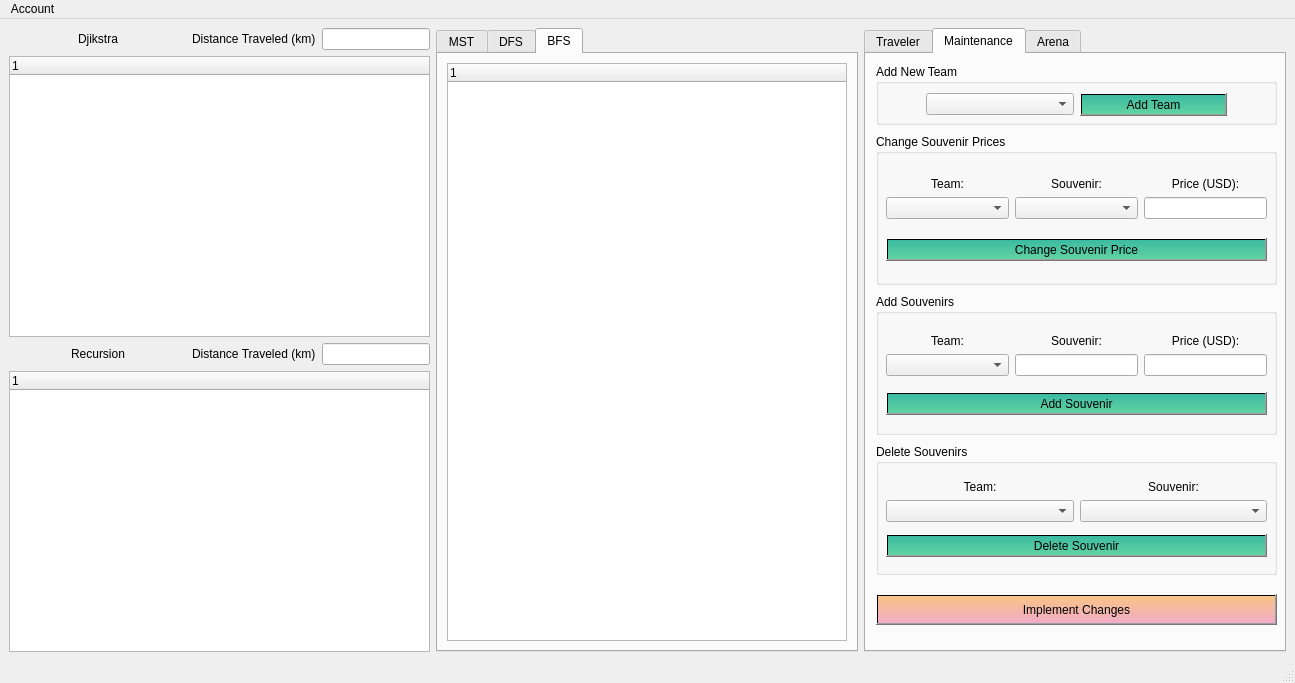
First picture: the form in mainwindow.ui, repository ssethtran/NBA-Basketball, before the edit.
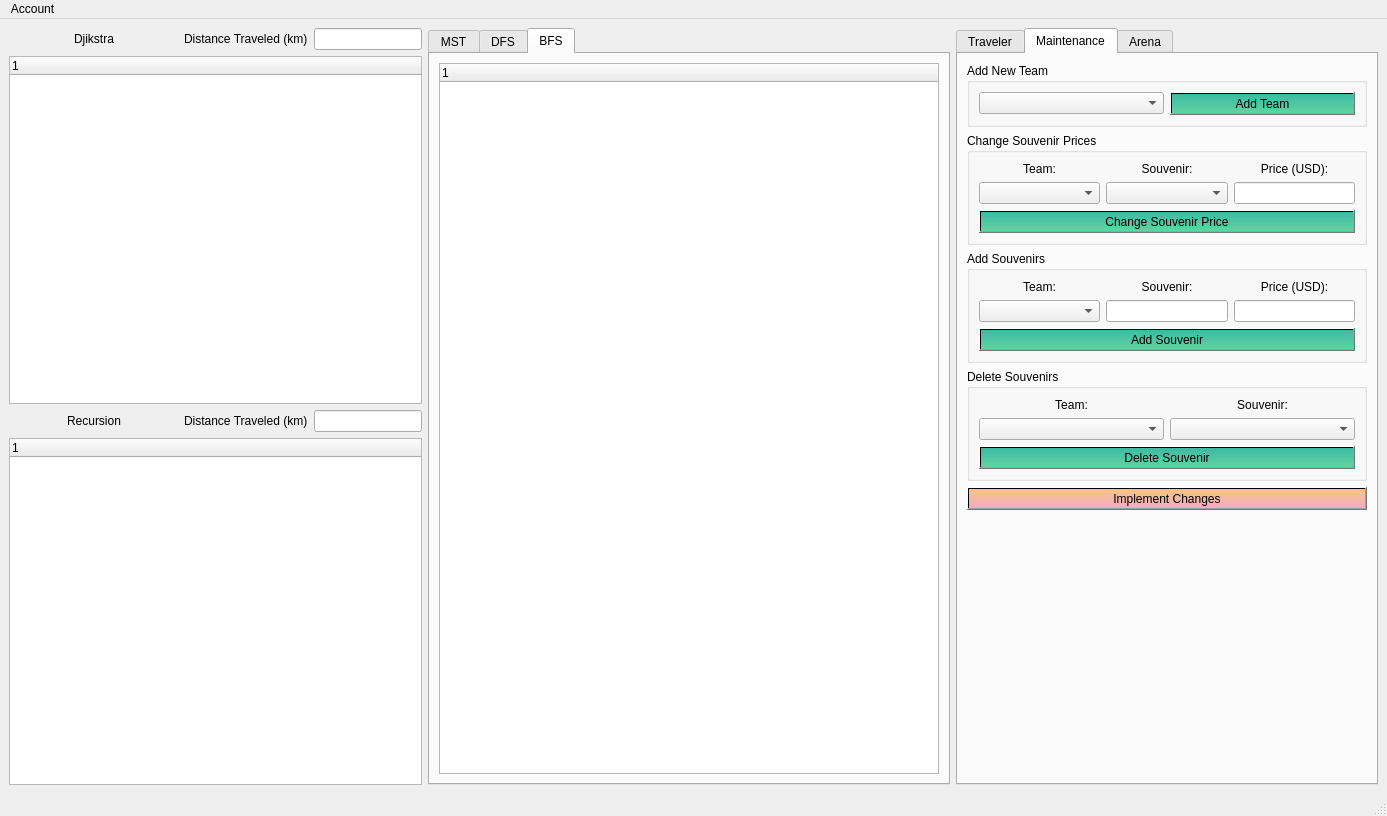
Second picture: the form after the edit. The open tabs and pages were chosen to show the change.

```diff
--- a/mainwindow.ui
+++ b/mainwindow.ui
@@ -6,7 +6,7 @@
    <rect>
     <x>0</x>
     <y>0</y>
-    <width>1295</width>
+    <width>1387</width>
     <height>683</height>
    </rect>
   </property>
@@ -364,152 +364,14 @@
        <attribute name="title">
         <string>Maintenance</string>
        </attribute>
-       <widget class="QGroupBox" name="groupBox_4">
-        <property name="geometry">
-         <rect>
-          <x>10</x>
-          <y>390</y>
-          <width>401</width>
-          <height>131</height>
-         </rect>
-        </property>
-        <property name="title">
-         <string>Delete Souvenirs</string>
-        </property>
-        <widget class="QWidget" name="layoutWidget">
-         <property name="geometry">
-          <rect>
-           <x>10</x>
-           <y>30</y>
-           <width>381</width>
-           <height>91</height>
-          </rect>
-         </property>
-         <layout class="QGridLayout" name="gridLayout_9">
-          <item row="0" column="0">
-           <layout class="QGridLayout" name="gridLayout_8">
-            <item row="0" column="0">
-             <widget class="QLabel" name="label_9">
-              <property name="sizePolicy">
-               <sizepolicy hsizetype="Preferred" vsizetype="Fixed">
-                <horstretch>0</horstretch>
-                <verstretch>0</verstretch>
-               </sizepolicy>
-              </property>
-              <property name="text">
-               <string>Team:</string>
-              </property>
-              <property name="alignment">
-               <set>Qt::AlignCenter</set>
-              </property>
-             </widget>
-            </item>
-            <item row="0" column="1">
-             <widget class="QLabel" name="label_10">
-              <property name="sizePolicy">
-               <sizepolicy hsizetype="Preferred" vsizetype="Fixed">
-                <horstretch>0</horstretch>
-                <verstretch>0</verstretch>
-               </sizepolicy>
-              </property>
-              <property name="text">
-               <string>Souvenir:</string>
-              </property>
-              <property name="alignment">
-               <set>Qt::AlignCenter</set>
-              </property>
-             </widget>
-            </item>
-            <item row="1" column="0">
-             <widget class="QComboBox" name="delSTeamCB"/>
-            </item>
-            <item row="1" column="1">
-             <widget class="QComboBox" name="delSSCB"/>
-            </item>
-           </layout>
-          </item>
-          <item row="1" column="0">
-           <widget class="QPushButton" name="deleteSButton">
-            <property name="styleSheet">
-             <string notr="true">background-color: qlineargradient(spread:pad, x1:0, y1:0, x2:0, y2:1,   stop:0 rgba(60, 186, 162, 255), stop:1 rgba(98, 211, 162, 255))</string>
-            </property>
-            <property name="text">
-             <string>Delete Souvenir</string>
-            </property>
-           </widget>
-          </item>
-         </layout>
-        </widget>
-       </widget>
-       <widget class="QGroupBox" name="groupBox">
-        <property name="geometry">
-         <rect>
-          <x>10</x>
-          <y>10</y>
-          <width>401</width>
-          <height>61</height>
-         </rect>
-        </property>
-        <property name="title">
-         <string>Add New Team</string>
-        </property>
-        <widget class="QWidget" name="layoutWidget">
-         <property name="geometry">
-          <rect>
-           <x>50</x>
-           <y>20</y>
-           <width>301</width>
-           <height>41</height>
-          </rect>
-         </property>
-         <layout class="QGridLayout" name="gridLayout_10">
-          <item row="0" column="0">
-           <widget class="QComboBox" name="addTeamCBox">
-            <property name="sizePolicy">
-             <sizepolicy hsizetype="Minimum" vsizetype="Fixed">
-              <horstretch>0</horstretch>
-              <verstretch>0</verstretch>
-             </sizepolicy>
-            </property>
-            <property name="layoutDirection">
-             <enum>Qt::LeftToRight</enum>
-            </property>
-           </widget>
-          </item>
-          <item row="0" column="1">
-           <widget class="QPushButton" name="addTeamButton">
-            <property name="styleSheet">
-             <string notr="true">background-color: qlineargradient(spread:pad, x1:0, y1:0, x2:0, y2:1,   stop:0 rgba(60, 186, 162, 255), stop:1 rgba(98, 211, 162, 255))</string>
-            </property>
-            <property name="text">
-             <string>Add Team</string>
-            </property>
-           </widget>
-          </item>
-         </layout>
-        </widget>
-       </widget>
+       <layout class="QGridLayout" name="gridLayout_19">
+        <item row="2" column="0">
        <widget class="QGroupBox" name="groupBox_3">
-        <property name="geometry">
-         <rect>
-          <x>10</x>
-          <y>240</y>
-          <width>401</width>
-          <height>141</height>
-         </rect>
-        </property>
         <property name="title">
          <string>Add Souvenirs</string>
         </property>
-        <widget class="QWidget" name="layoutWidget">
-         <property name="geometry">
-          <rect>
-           <x>10</x>
-           <y>30</y>
-           <width>381</width>
-           <height>101</height>
-          </rect>
-         </property>
+          <layout class="QGridLayout" name="gridLayout_22">
+           <item row="0" column="0">
          <layout class="QGridLayout" name="gridLayout_7">
           <item row="1" column="0">
            <widget class="QPushButton" name="addSButton">
@@ -597,29 +459,53 @@
            </layout>
           </item>
          </layout>
-        </widget>
-       </widget>
+           </item>
+          </layout>
+         </widget>
+        </item>
+        <item row="0" column="0">
+         <widget class="QGroupBox" name="groupBox">
+          <property name="title">
+           <string>Add New Team</string>
+          </property>
+          <layout class="QGridLayout" name="gridLayout_20">
+           <item row="0" column="0">
+            <layout class="QGridLayout" name="gridLayout_10">
+             <item row="0" column="0">
+              <widget class="QComboBox" name="addTeamCBox">
+               <property name="sizePolicy">
+                <sizepolicy hsizetype="Minimum" vsizetype="Fixed">
+                 <horstretch>0</horstretch>
+                 <verstretch>0</verstretch>
+                </sizepolicy>
+               </property>
+               <property name="layoutDirection">
+                <enum>Qt::LeftToRight</enum>
+               </property>
+              </widget>
+             </item>
+             <item row="0" column="1">
+              <widget class="QPushButton" name="addTeamButton">
+               <property name="styleSheet">
+                <string notr="true">background-color: qlineargradient(spread:pad, x1:0, y1:0, x2:0, y2:1,   stop:0 rgba(60, 186, 162, 255), stop:1 rgba(98, 211, 162, 255))</string>
+               </property>
+               <property name="text">
+                <string>Add Team</string>
+               </property>
+              </widget>
+             </item>
+            </layout>
+           </item>
+          </layout>
+         </widget>
+        </item>
+        <item row="1" column="0">
        <widget class="QGroupBox" name="groupBox_2">
-        <property name="geometry">
-         <rect>
-          <x>10</x>
-          <y>80</y>
-          <width>401</width>
-          <height>151</height>
-         </rect>
-        </property>
         <property name="title">
          <string>Change Souvenir Prices</string>
         </property>
-        <widget class="QWidget" name="layoutWidget">
-         <property name="geometry">
-          <rect>
-           <x>10</x>
-           <y>30</y>
-           <width>381</width>
-           <height>111</height>
-          </rect>
-         </property>
+          <layout class="QGridLayout" name="gridLayout_21">
+           <item row="0" column="0">
          <layout class="QGridLayout" name="gridLayout_6">
           <item row="0" column="0">
            <layout class="QGridLayout" name="gridLayout_5">
@@ -700,17 +586,12 @@
            </widget>
           </item>
          </layout>
-        </widget>
-       </widget>
+           </item>
+          </layout>
+         </widget>
+        </item>
+        <item row="4" column="0">
        <widget class="QPushButton" name="adminSubmit">
-        <property name="geometry">
-         <rect>
-          <x>10</x>
-          <y>540</y>
-          <width>401</width>
-          <height>31</height>
-         </rect>
-        </property>
         <property name="styleSheet">
          <string notr="true">background-color: qlineargradient(spread:pad, x1:0, y1:0, x2:0, y2:1,   stop:0 #f8c485, stop:1 #f1acc8)</string>
         </property>
@@ -718,132 +599,108 @@
          <string>Implement Changes</string>
         </property>
        </widget>
+        </item>
+        <item row="3" column="0">
+         <widget class="QGroupBox" name="groupBox_4">
+          <property name="title">
+           <string>Delete Souvenirs</string>
+          </property>
+          <layout class="QGridLayout" name="gridLayout_23">
+           <item row="0" column="0">
+            <layout class="QGridLayout" name="gridLayout_9">
+             <item row="0" column="0">
+              <layout class="QGridLayout" name="gridLayout_8">
+               <item row="0" column="0">
+                <widget class="QLabel" name="label_9">
+                 <property name="sizePolicy">
+                  <sizepolicy hsizetype="Preferred" vsizetype="Fixed">
+                   <horstretch>0</horstretch>
+                   <verstretch>0</verstretch>
+                  </sizepolicy>
+                 </property>
+                 <property name="text">
+                  <string>Team:</string>
+                 </property>
+                 <property name="alignment">
+                  <set>Qt::AlignCenter</set>
+                 </property>
+                </widget>
+               </item>
+               <item row="0" column="1">
+                <widget class="QLabel" name="label_10">
+                 <property name="sizePolicy">
+                  <sizepolicy hsizetype="Preferred" vsizetype="Fixed">
+                   <horstretch>0</horstretch>
+                   <verstretch>0</verstretch>
+                  </sizepolicy>
+                 </property>
+                 <property name="text">
+                  <string>Souvenir:</string>
+                 </property>
+                 <property name="alignment">
+                  <set>Qt::AlignCenter</set>
+                 </property>
+                </widget>
+               </item>
+               <item row="1" column="0">
+                <widget class="QComboBox" name="delSTeamCB"/>
+               </item>
+               <item row="1" column="1">
+                <widget class="QComboBox" name="delSSCB"/>
+               </item>
+              </layout>
+             </item>
+             <item row="1" column="0">
+              <widget class="QPushButton" name="deleteSButton">
+               <property name="styleSheet">
+                <string notr="true">background-color: qlineargradient(spread:pad, x1:0, y1:0, x2:0, y2:1,   stop:0 rgba(60, 186, 162, 255), stop:1 rgba(98, 211, 162, 255))</string>
+               </property>
+               <property name="text">
+                <string>Delete Souvenir</string>
+               </property>
+              </widget>
+             </item>
+            </layout>
+           </item>
+          </layout>
+         </widget>
+        </item>
+        <item row="5" column="0">
+         <spacer name="verticalSpacer">
+          <property name="orientation">
+           <enum>Qt::Vertical</enum>
+          </property>
+          <property name="sizeType">
+           <enum>QSizePolicy::Expanding</enum>
+          </property>
+          <property name="sizeHint" stdset="0">
+           <size>
+            <width>20</width>
+            <height>40</height>
+           </size>
+          </property>
+         </spacer>
+        </item>
+       </layout>
       </widget>
       <widget class="QWidget" name="tab">
        <attribute name="title">
         <string>Arena</string>
        </attribute>
-       <widget class="QPushButton" name="arenaSubmit">
-        <property name="geometry">
-         <rect>
-          <x>10</x>
-          <y>310</y>
-          <width>401</width>
-          <height>31</height>
-         </rect>
-        </property>
-        <property name="styleSheet">
-         <string notr="true">background-color: qlineargradient(spread:pad, x1:0, y1:0, x2:0, y2:1,   stop:0 #f8c485, stop:1 #f1acc8)</string>
-        </property>
-        <property name="text">
-         <string>Implement Changes</string>
-        </property>
-       </widget>
-       <widget class="QGroupBox" name="groupBox_5">
-        <property name="geometry">
-         <rect>
-          <x>10</x>
-          <y>10</y>
-          <width>401</width>
-          <height>131</height>
-         </rect>
-        </property>
-        <property name="title">
-         <string>Change Arena</string>
-        </property>
-        <widget class="QWidget" name="layoutWidget_2">
-         <property name="geometry">
-          <rect>
-           <x>10</x>
-           <y>30</y>
-           <width>381</width>
-           <height>91</height>
-          </rect>
-         </property>
-         <layout class="QGridLayout" name="gridLayout_12">
-          <item row="0" column="0">
-           <layout class="QGridLayout" name="gridLayout_13">
-            <item row="0" column="0">
-             <widget class="QLabel" name="label_18">
-              <property name="sizePolicy">
-               <sizepolicy hsizetype="Preferred" vsizetype="Fixed">
-                <horstretch>0</horstretch>
-                <verstretch>0</verstretch>
-               </sizepolicy>
-              </property>
-              <property name="text">
-               <string>Team:</string>
-              </property>
-              <property name="alignment">
-               <set>Qt::AlignCenter</set>
-              </property>
-             </widget>
-            </item>
+       <layout class="QGridLayout" name="gridLayout_24">
             <item row="1" column="0">
-             <widget class="QComboBox" name="changeArenaTCB"/>
-            </item>
-            <item row="0" column="1">
-             <widget class="QLabel" name="label_19">
-              <property name="sizePolicy">
-               <sizepolicy hsizetype="Preferred" vsizetype="Fixed">
-                <horstretch>0</horstretch>
-                <verstretch>0</verstretch>
-               </sizepolicy>
-              </property>
-              <property name="text">
-               <string>Arena:</string>
-              </property>
-              <property name="alignment">
-               <set>Qt::AlignCenter</set>
-              </property>
-             </widget>
-            </item>
-            <item row="1" column="1">
-             <widget class="QLineEdit" name="changeArenaALE">
-              <property name="sizePolicy">
-               <sizepolicy hsizetype="Minimum" vsizetype="Fixed">
-                <horstretch>0</horstretch>
-                <verstretch>0</verstretch>
-               </sizepolicy>
-              </property>
-             </widget>
-            </item>
-           </layout>
-          </item>
-          <item row="1" column="0">
-           <widget class="QPushButton" name="changeArenaButton">
-            <property name="styleSheet">
-             <string notr="true">background-color: qlineargradient(spread:pad, x1:0, y1:0, x2:0, y2:1,   stop:0 rgba(60, 186, 162, 255), stop:1 rgba(98, 211, 162, 255))</string>
-            </property>
-            <property name="text">
-             <string>Change Arena</string>
-            </property>
-           </widget>
-          </item>
-         </layout>
-        </widget>
-       </widget>
        <widget class="QGroupBox" name="groupBox_6">
-        <property name="geometry">
-         <rect>
-          <x>10</x>
-          <y>160</y>
-          <width>401</width>
-          <height>131</height>
-         </rect>
+          <property name="sizePolicy">
+           <sizepolicy hsizetype="Preferred" vsizetype="Minimum">
+            <horstretch>0</horstretch>
+            <verstretch>0</verstretch>
+           </sizepolicy>
         </property>
         <property name="title">
          <string>Change Capacity</string>
         </property>
-        <widget class="QWidget" name="layoutWidget_4">
-         <property name="geometry">
-          <rect>
-           <x>10</x>
-           <y>30</y>
-           <width>381</width>
-           <height>91</height>
-          </rect>
-         </property>
+          <layout class="QGridLayout" name="gridLayout_26">
+           <item row="0" column="0">
          <layout class="QGridLayout" name="gridLayout_17">
           <item row="0" column="0">
            <layout class="QGridLayout" name="gridLayout_18">
@@ -905,15 +762,122 @@
            </widget>
           </item>
          </layout>
-        </widget>
-       </widget>
+           </item>
+          </layout>
+         </widget>
+        </item>
+        <item row="0" column="0">
+         <widget class="QGroupBox" name="groupBox_5">
+          <property name="sizePolicy">
+           <sizepolicy hsizetype="Preferred" vsizetype="Minimum">
+            <horstretch>0</horstretch>
+            <verstretch>0</verstretch>
+           </sizepolicy>
+          </property>
+          <property name="title">
+           <string>Change Arena</string>
+          </property>
+          <layout class="QGridLayout" name="gridLayout_25">
+           <item row="0" column="0">
+            <layout class="QGridLayout" name="gridLayout_12">
+             <item row="0" column="0">
+              <layout class="QGridLayout" name="gridLayout_13">
+               <item row="0" column="0">
+                <widget class="QLabel" name="label_18">
+                 <property name="sizePolicy">
+                  <sizepolicy hsizetype="Preferred" vsizetype="Fixed">
+                   <horstretch>0</horstretch>
+                   <verstretch>0</verstretch>
+                  </sizepolicy>
+                 </property>
+                 <property name="text">
+                  <string>Team:</string>
+                 </property>
+                 <property name="alignment">
+                  <set>Qt::AlignCenter</set>
+                 </property>
+                </widget>
+               </item>
+               <item row="1" column="0">
+                <widget class="QComboBox" name="changeArenaTCB"/>
+               </item>
+               <item row="0" column="1">
+                <widget class="QLabel" name="label_19">
+                 <property name="sizePolicy">
+                  <sizepolicy hsizetype="Preferred" vsizetype="Fixed">
+                   <horstretch>0</horstretch>
+                   <verstretch>0</verstretch>
+                  </sizepolicy>
+                 </property>
+                 <property name="text">
+                  <string>Arena:</string>
+                 </property>
+                 <property name="alignment">
+                  <set>Qt::AlignCenter</set>
+                 </property>
+                </widget>
+               </item>
+               <item row="1" column="1">
+                <widget class="QLineEdit" name="changeArenaALE">
+                 <property name="sizePolicy">
+                  <sizepolicy hsizetype="Minimum" vsizetype="Fixed">
+                   <horstretch>0</horstretch>
+                   <verstretch>0</verstretch>
+                  </sizepolicy>
+                 </property>
+                </widget>
+               </item>
+              </layout>
+             </item>
+             <item row="1" column="0">
+              <widget class="QPushButton" name="changeArenaButton">
+               <property name="styleSheet">
+                <string notr="true">background-color: qlineargradient(spread:pad, x1:0, y1:0, x2:0, y2:1,   stop:0 rgba(60, 186, 162, 255), stop:1 rgba(98, 211, 162, 255))</string>
+               </property>
+               <property name="text">
+                <string>Change Arena</string>
+               </property>
+              </widget>
+             </item>
+            </layout>
+           </item>
+          </layout>
+         </widget>
+        </item>
+        <item row="2" column="0">
+         <widget class="QPushButton" name="arenaSubmit">
+          <property name="styleSheet">
+           <string notr="true">background-color: qlineargradient(spread:pad, x1:0, y1:0, x2:0, y2:1,   stop:0 #f8c485, stop:1 #f1acc8)</string>
+          </property>
+          <property name="text">
+           <string>Implement Changes</string>
+          </property>
+         </widget>
+        </item>
+        <item row="3" column="0">
+         <spacer name="verticalSpacer_2">
+          <property name="orientation">
+           <enum>Qt::Vertical</enum>
+          </property>
+          <property name="sizeType">
+           <enum>QSizePolicy::Minimum</enum>
+          </property>
+          <property name="sizeHint" stdset="0">
+           <size>
+            <width>20</width>
+            <height>450</height>
+           </size>
+          </property>
+         </spacer>
+        </item>
+       </layout>
       </widget>
      </widget>
     </item>
     <item row="1" column="0">
      <widget class="QTreeWidget" name="djikstraWidget">
       <property name="sizePolicy">
-       <sizepolicy hsizetype="Minimum" vsizetype="Expanding">
+       <sizepolicy hsizetype="Expanding" vsizetype="Expanding">
         <horstretch>0</horstretch>
         <verstretch>0</verstretch>
        </sizepolicy>
@@ -1124,14 +1088,14 @@
         <item row="0" column="0">
          <widget class="QTreeWidget" name="recursiveWidget_4">
           <property name="sizePolicy">
-           <sizepolicy hsizetype="Minimum" vsizetype="Expanding">
+           <sizepolicy hsizetype="Expanding" vsizetype="Expanding">
             <horstretch>0</horstretch>
             <verstretch>0</verstretch>
            </sizepolicy>
           </property>
           <property name="minimumSize">
            <size>
-            <width>400</width>
+            <width>500</width>
             <height>0</height>
            </size>
           </property>
@@ -1161,7 +1125,7 @@
     <rect>
      <x>0</x>
      <y>0</y>
-     <width>1295</width>
+     <width>1387</width>
      <height>22</height>
     </rect>
    </property>
```
Lines whose indentation alone changed are shown as unchanged.
